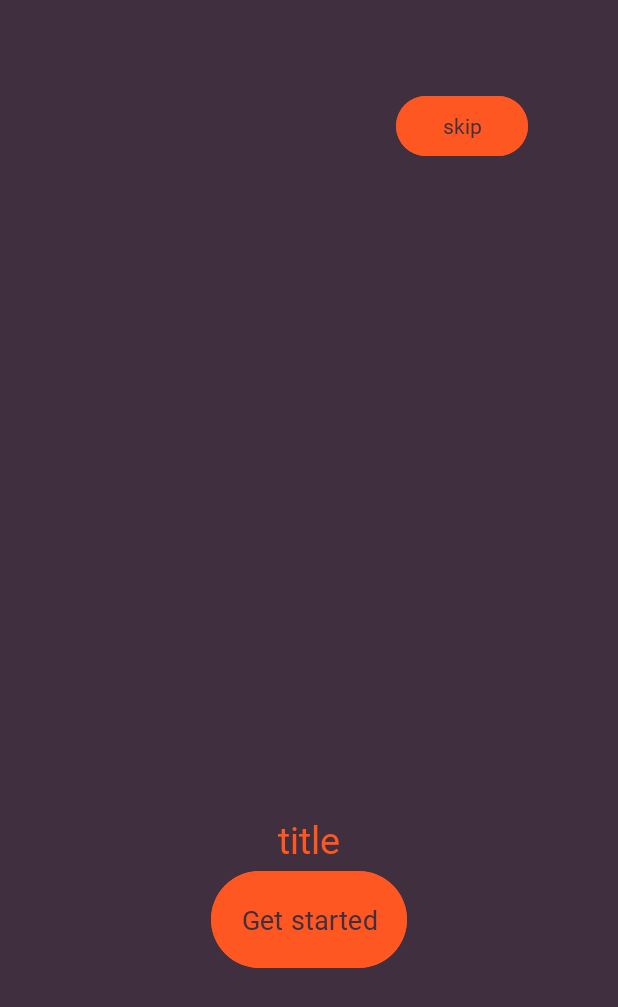
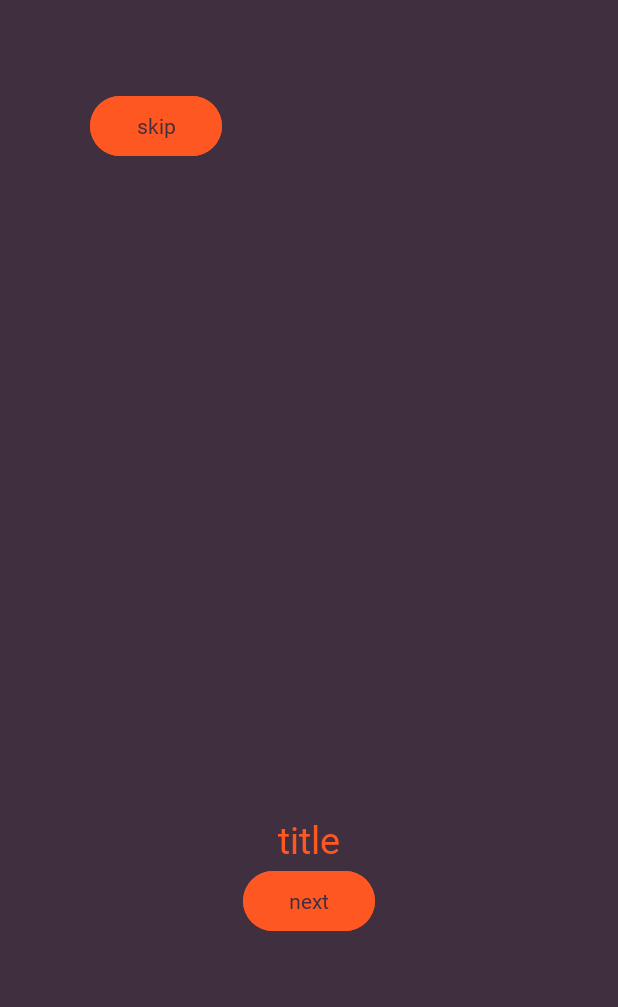
Before and after one commit to erlankanyb21/Kitsu, an Android app: the layout board_pager.xml on its own in the app's theme, with its tools: preview values and no code run, on a phone screen of 412 x 824 dp. Shown: the top 1007 px of the screen. Run offline under Robolectric (Android 15) with nearby library versions, the phone set to English and light mode, and no system bars.

Commit message:
fixed task #8

```diff
--- a/app/src/main/java/com/example/kitsu/presentation/activity/MainActivity.kt
+++ b/app/src/main/java/com/example/kitsu/presentation/activity/MainActivity.kt
@@ -75,7 +75,7 @@ class MainActivity : AppCompatActivity() {
                 navGraph.setStartDestination(R.id.splashFragment)
             }
             preferences.splash -> {
-                navGraph.setStartDestination(R.id.boardFragment)
+                navGraph.setStartDestination(R.id.splashFragment)
             }
             !preferences.board -> {
                 navGraph.setStartDestination(R.id.boardFragment)
--- a/app/src/main/res/layout/board_pager.xml
+++ b/app/src/main/res/layout/board_pager.xml
@@ -12,8 +12,19 @@
         android:text="@string/skip"
         android:fontFamily="@font/berkshire_swash"
         android:layout_margin="@dimen/page_margin_3x"
+        app:layout_constraintStart_toStartOf="parent"
         app:layout_constraintTop_toTopOf="parent"
+        android:backgroundTint="@color/orange"
+        android:layout_width="wrap_content"
+        android:layout_height="wrap_content" />
+
+    <Button
+        android:id="@+id/btn_next"
+        android:text="@string/next"
+        android:fontFamily="@font/berkshire_swash"
         app:layout_constraintEnd_toEndOf="parent"
+        app:layout_constraintStart_toStartOf="parent"
+        app:layout_constraintTop_toBottomOf="@+id/text"
         android:backgroundTint="@color/orange"
         android:layout_width="wrap_content"
         android:layout_height="wrap_content" />
@@ -46,6 +57,7 @@
         android:text="@string/get_started"
         android:backgroundTint="@color/orange"
         android:padding="@dimen/page_margin"
+        android:visibility="gone"
         app:layout_constraintTop_toBottomOf="@+id/text"
         android:fontFamily="@font/berkshire_swash"
         android:textSize="@dimen/regular_txt_18"
--- a/app/src/main/res/values/strings.xml
+++ b/app/src/main/res/values/strings.xml
@@ -73,4 +73,5 @@
     <string name="geekstudio">By GeekStudio</string>
     <string name="skip">skip</string>
     <string name="get_started">Get started</string>
+    <string name="next">next</string>
 </resources>
```
Also changed, not shown: app/src/main/java/com/example/kitsu/presentation/adapters/BoardAdapter.kt (+7 -1 lines), app/src/main/java/com/example/kitsu/presentation/custom/CustomToast.kt (+6 -4 lines), app/src/main/java/com/example/kitsu/presentation/fragments/greeting/board/BoardFragment.kt (+10 -1 lines), app/src/main/java/com/example/kitsu/presentation/fragments/greeting/splash/SplashFragment.kt (+9 -3 lines).
